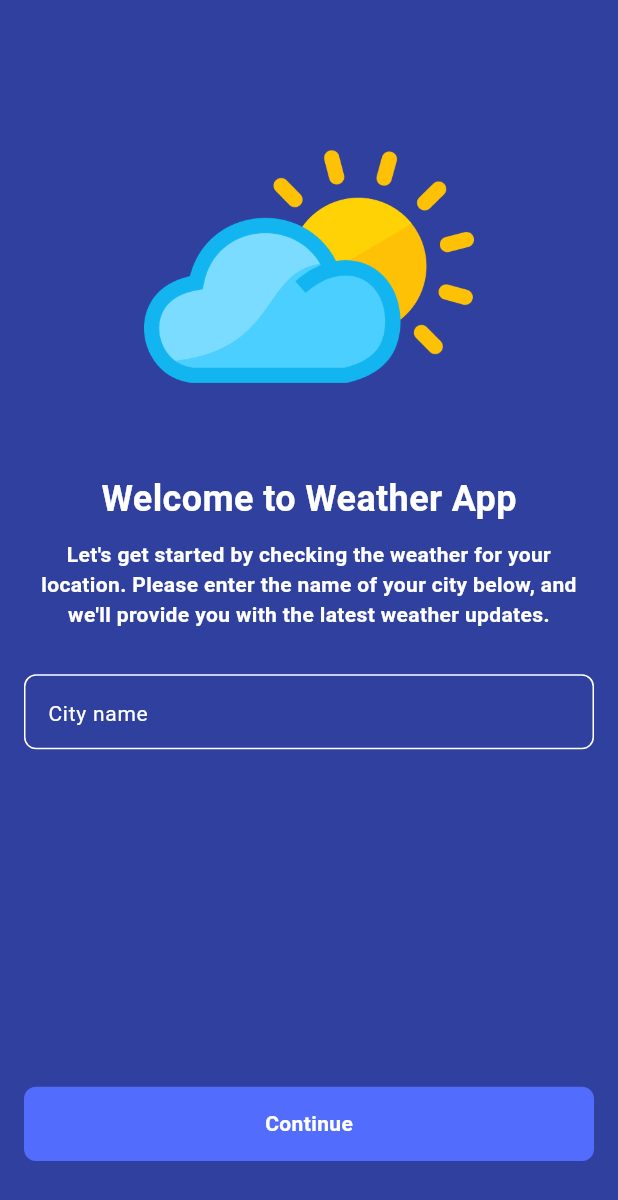
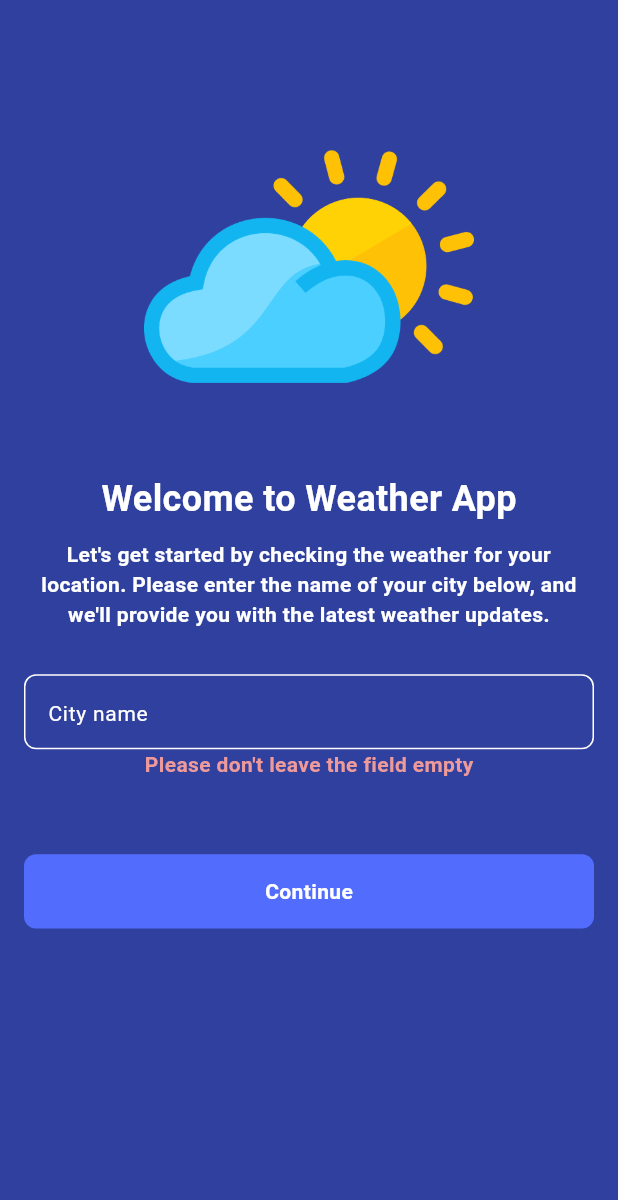
Before and after one commit to drinN1/weather_app, a Flutter app: the screen it shows after launch, after a tap on "Continue", on a phone screen of 412 x 824 dp. Shown: the top 1200 px of the screen. Run offline on Flutter 3.47's test engine with Material 3 defaults, Android fonts, the phone set to English and light mode, and no system bars; our stand-ins replace flutter_riverpod; missing offline and left inert: data_class_plugin.

```diff
--- /dev/null
+++ b/weather_app/lib/common/design/colors.dart
@@ -0,0 +1,6 @@
+import 'package:flutter/material.dart';
+
+const Color scaffoldBackgroundColor = Color(0xff2F409E);
+const Color appBarBackgroundColor = Color(0xff526DFD);
+const Color textColor = Colors.white;
+Color errorColor = Colors.red[200]!;
--- a/weather_app/lib/common/widgets/app_text_field.dart
+++ b/weather_app/lib/common/widgets/app_text_field.dart
@@ -5,10 +5,12 @@ class AppTextField extends ConsumerWidget {
   const AppTextField({
     required this.textController,
     this.hintText = '',
+    this.suffixIcon = null,
   });
 
   final TextEditingController textController;
   final String hintText;
+  final Widget? suffixIcon;
 
   @override
   Widget build(BuildContext context, WidgetRef ref) {
@@ -19,6 +21,8 @@ class AppTextField extends ConsumerWidget {
       controller: textController,
       style: TextStyle(color: Colors.white),
       decoration: InputDecoration(
+        suffixIconConstraints: BoxConstraints(minWidth: 24, minHeight: 24),
+        suffixIcon: suffixIcon,
         hintText: hintText,
         hintStyle: const TextStyle(
           fontSize: 14,
--- a/weather_app/lib/modules/welcome/welcome_screen.dart
+++ b/weather_app/lib/modules/welcome/welcome_screen.dart
@@ -1,5 +1,6 @@
 import 'package:flutter/material.dart';
 import 'package:flutter_riverpod/flutter_riverpod.dart';
+import 'package:weather_app/common/design/colors.dart';
 import 'package:weather_app/common/widgets/app_button.dart';
 import 'package:weather_app/common/widgets/app_text_field.dart';
 import 'package:weather_app/modules/home/data/home_notifier.dart';
@@ -16,7 +17,7 @@ class _HomeScreenState extends ConsumerState<WelcomeScreen> {
   @override
   Widget build(BuildContext context) {
     return Scaffold(
-      backgroundColor: Color(0xff2F409E),
+      backgroundColor: scaffoldBackgroundColor,
       body: Padding(
         padding: const EdgeInsets.only(
           top: 100,
@@ -24,6 +25,7 @@ class _HomeScreenState extends ConsumerState<WelcomeScreen> {
           right: 16,
           bottom: 50,
         ),
+        child: SingleChildScrollView(
           child: Column(
             mainAxisAlignment: MainAxisAlignment.center,
             crossAxisAlignment: CrossAxisAlignment.center,
@@ -45,7 +47,7 @@ class _HomeScreenState extends ConsumerState<WelcomeScreen> {
                 style: TextStyle(
                   fontSize: 24,
                   fontWeight: FontWeight.bold,
-                color: Colors.white,
+                  color: textColor,
                 ),
               ),
               SizedBox(
@@ -56,7 +58,7 @@ class _HomeScreenState extends ConsumerState<WelcomeScreen> {
                 style: TextStyle(
                   fontSize: 14,
                   fontWeight: FontWeight.bold,
-                color: Colors.white,
+                  color: textColor,
                 ),
                 textAlign: TextAlign.center,
               ),
@@ -70,23 +72,54 @@ class _HomeScreenState extends ConsumerState<WelcomeScreen> {
                   hintText: 'City name',
                 ),
               ),
-            Spacer(),
+              Visibility(
+                visible: ref.read(homeNotifier).isFiledEmpty!,
+                child: Text(
+                  'Please don\'t leave the field empty',
+                  style: TextStyle(
+                    color: errorColor,
+                    fontWeight: FontWeight.bold,
+                  ),
+                ),
+              ),
+              Visibility(
+                visible: !ref.read(homeNotifier).isCityValid!,
+                child: Text(
+                  'City is not valid',
+                  style: TextStyle(
+                    color: errorColor,
+                    fontWeight: FontWeight.bold,
+                  ),
+                ),
+              ),
+              SizedBox(
+                height: 50,
+              ),
               AppButton(
                 onPressed: () {
+                  if (ref.read(homeNotifier).cityName!.text.isEmpty) {
+                    ref.read(homeNotifier.notifier).changeIsEmptyBool(true);
+                  } else {
+                    ref.read(homeNotifier.notifier).changeIsEmptyBool(false);
                     ref
                         .read(homeNotifier.notifier)
                         .getCityWeather()
-                    .then((value) => Navigator.push(
+                        .then((value) => ref.read(homeNotifier).isCityValid!
+                            ? Navigator.push(
                                 context,
                                 MaterialPageRoute(
-                              builder: (context) => const HomeScreen()),
-                        ));
+                                  builder: (context) => const HomeScreen(),
+                                ),
+                              )
+                            : null);
+                  }
                 },
                 buttonText: 'Continue',
               )
             ],
           ),
         ),
+      ),
     );
   }
 }
```
Also changed, not shown: weather_app/lib/modules/home/data/home_notifier.dart (+24 -4 lines), weather_app/lib/modules/home/data/home_state.dart (+17 -3 lines), weather_app/lib/modules/home/home_screen.dart (+86 -23 lines), weather_app/lib/modules/home/widgets/two_texts_row.dart (+4 -3 lines), weather_app/lib/common/widgets/app_bar.dart (deleted). Lines whose indentation alone changed are shown as unchanged.
